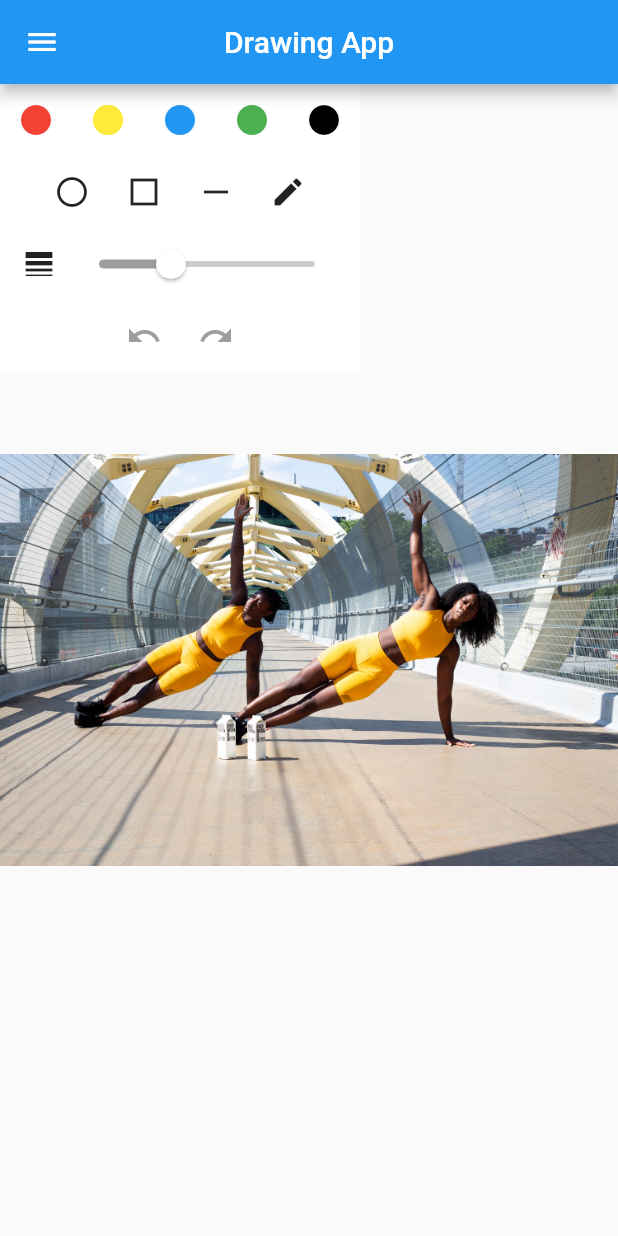
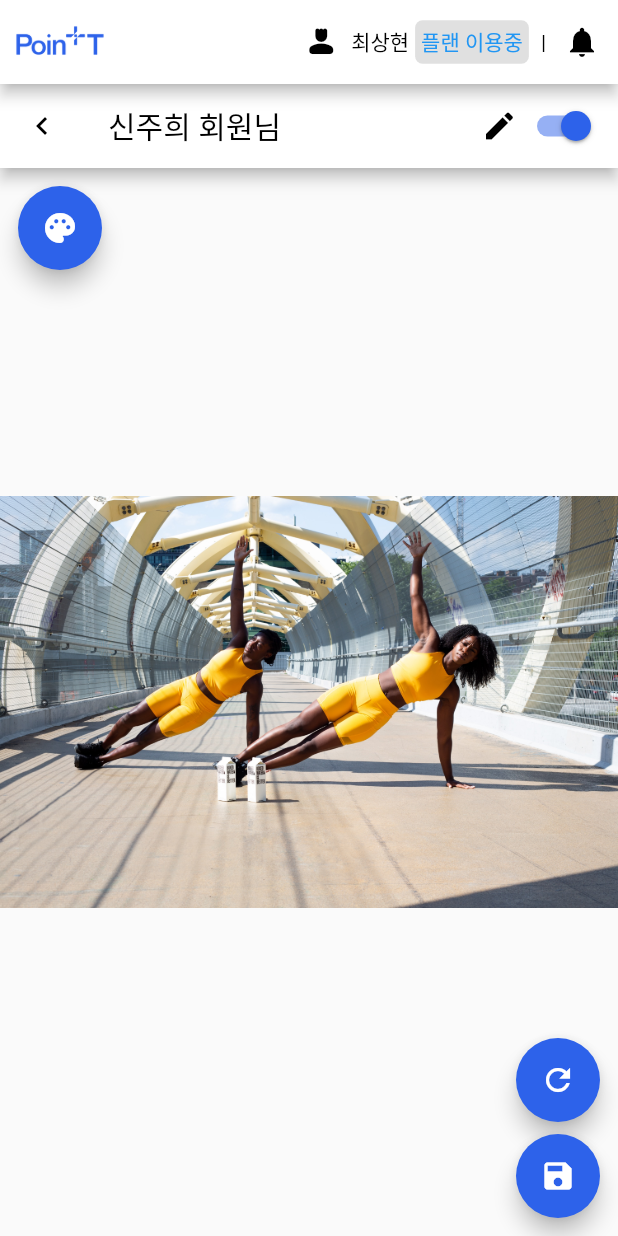
Before and after one commit to pie-sfac/2Team-Pain-Catchers, a Flutter app: the DrawingPage screen opened directly, on a phone screen of 412 x 824 dp. Run offline on Flutter 3.47's test engine with Material 2 defaults, Android fonts, the phone set to English and light mode, and no system bars; our stand-ins replace camera, dio, flutter_riverpod, freezed_annotation, go_router, hive_flutter and 5 more; missing offline and left inert: flutter_ffmpeg, google_ml_kit, google_mlkit_commons, google_mlkit_pose_detection; accounts and stored records are empty; generated files the repository leaves out were written again.

Commit message:
refactoring drawing page

```diff
--- a/catchmypain/lib/main.dart
+++ b/catchmypain/lib/main.dart
@@ -1,4 +1,5 @@
 import 'package:catchmypain/view/camera_view/pose_detector_view.dart';
+import 'package:catchmypain/view/page/drawing_page.dart';
 import 'package:catchmypain/view/page/login_page.dart';
 import 'package:catchmypain/view/page/main_page.dart';
 import 'package:flutter/material.dart';
@@ -33,6 +34,10 @@ final GoRouter _router = GoRouter(initialLocation: '/', routes: [
       return PoseDetectorView(exercise: exercise ?? '');
     },
   ),
+  GoRoute(
+    path: '/drawing',
+    builder: (context, state) => DrawingPage(),
+  ),
 ]);
 
 class CatchMyPain extends StatelessWidget {
--- a/catchmypain/lib/provider/drawing_provider.dart
+++ b/catchmypain/lib/provider/drawing_provider.dart
@@ -18,3 +18,7 @@ final drawingModeProvider = StateProvider<DrawingMode>((ref) => DrawingMode.penc
 final stackProvider = StateProvider<List<Sketch>>((ref) => []);
 
 final saveProvider = StateProvider<List<Sketch>>((ref) => []);
+
+final paletteProvider = StateProvider<bool>((ref) => false);
+
+final showProvider = StateProvider<bool>((ref) => true);
--- a/catchmypain/lib/view/page/drawing_page.dart
+++ b/catchmypain/lib/view/page/drawing_page.dart
@@ -2,71 +2,109 @@
 
 import 'package:catchmypain/provider/drawing_provider.dart';
 import 'package:catchmypain/view/widgets/drawing_canvas.dart';
+import 'package:catchmypain/view/widgets/drawing_menu.dart';
 import 'package:flutter/material.dart';
 import 'package:flutter_riverpod/flutter_riverpod.dart';
-import 'package:catchmypain/model/sketch.dart';
+import 'package:go_router/go_router.dart';
 
 class DrawingPage extends ConsumerWidget {
   const DrawingPage({super.key});
   @override
   Widget build(BuildContext context, WidgetRef ref) {
-    // colorProvider를 감시하여 현재 Color 상태를 가져옵니다.
-    final selectedColor = ref.watch(colorProvider);
-    final strokeSize = ref.watch(sizeProvider);
-    // final allSketches = ref.watch(sketchesProvider);
-    // final currentSketch = ref.watch(sketchProvider);
-    // final sketchStack = ref.watch(stackProvider);
-
-    bool isMenuOpen = true;
-
-    void undo() {
-      if (ref.read(sketchesProvider.notifier).state.isEmpty)
-        return;
-      else {
-        Sketch tmp = ref.read(sketchesProvider.notifier).state.removeLast();
-        ref.read(stackProvider.notifier).state.add(tmp);
-        ref.read(sketchProvider.notifier).state = Sketch(
-            points: [],
-            color: selectedColor,
-            size: strokeSize,
-            mode: DrawingMode.pencil);
-        // Trigger a rebuild after state change
-        ref.refresh(sketchProvider);
-
-      }
-    }
-
-    void redo() {
-      if (ref.read(stackProvider.notifier).state.isEmpty) {
-        return;
-      } else {
-        Sketch tmp = ref.read(stackProvider.notifier).state.removeLast();
-        ref.read(sketchesProvider.notifier).state.add(tmp);
-        ref.read(sketchProvider.notifier).state = tmp;
-        ref.refresh(sketchProvider);
-      }
-    }
+    final bool isPaletteOpen = ref.watch(paletteProvider);
+    final bool isSketchOn = ref.watch(showProvider);
 
     return Scaffold(
       appBar: AppBar(
-        leading: IconButton(
-          icon: Icon(Icons.menu),
-          onPressed: () => isMenuOpen,
+        backgroundColor: Colors.white,
+        title: Text('Drawing'),
+        actions: [
+          Padding(
+            padding: const EdgeInsets.all(8.0),
+            child: Row(children: [
+              const Padding(
+                padding: EdgeInsets.all(4.0),
+                child: Icon(
+                  Icons.person_4_rounded,
+                  color: Colors.black,
                 ),
-        title: Text('Drawing App'),
-        centerTitle: true,
               ),
-      body: PageView(
+              const Padding(
+                padding: EdgeInsets.all(4.0),
+                child: Text(
+                  '최상현',
+                  style: TextStyle(color: Colors.black),
+                ),
+              ),
+              Container(
+                decoration: BoxDecoration(
+                    color: Colors.grey.shade300,
+                    borderRadius: BorderRadius.circular(5)),
+                child: const Padding(
+                  padding: EdgeInsets.all(4.0),
+                  child: Text(
+                    '플랜 이용중',
+                    style: TextStyle(color: Colors.blue),
+                    textAlign: TextAlign.center,
+                  ),
+                ),
+              ),
+            ]),
+          ),
+          const Center(
+            child: Text(
+              '|',
+              style: TextStyle(color: Colors.black),
+              textAlign: TextAlign.center,
+            ),
+          ),
+          IconButton(
+              onPressed: () => {},
+              icon: const Icon(
+                Icons.notifications,
+                color: Colors.black,
+              )),
+        ],
+        leading: Image.asset('asset/images/wix_logo.png'),
+        leadingWidth: 80,
+      ),
+      body: Column(
         children: [
-          Stack(
+          AppBar(
+              foregroundColor: Colors.black,
+              backgroundColor: Colors.white,
+              leading: InkWell(
+                  child: Icon(Icons.navigate_before),
+                  onTap: () {
+                    context.pop();
+                  }),
+              title: Text("신주희 회원님"),
+              actions: [
+                isSketchOn ? Icon(Icons.edit) : Icon(Icons.edit_off),
+                Switch(
+                  activeColor: Color.fromRGBO(45, 98, 234, 1),
+                  inactiveTrackColor: Color.fromRGBO(191, 209, 255, 1),
+                  value: isSketchOn,
+                  onChanged: (value) {
+                    ref.read(showProvider.notifier).state = value;
+                  },
+                ),
+                SizedBox(
+                  width: 8,
+                )
+              ]),
+          Expanded(
+            child: Stack(
               children: [
                 Container(
                   decoration: BoxDecoration(
                       image: DecorationImage(
                           image: AssetImage('asset/images/sidePlank.jpg'))),
                 ),
-              SizedBox(
-                //color: kCanvasColor,
+                Visibility(
+                  maintainState: true,
+                  visible: isSketchOn,
+                  child: SizedBox(
                     width: double.maxFinite,
                     height: double.maxFinite,
                     child: DrawingCanvas(
@@ -74,169 +112,76 @@ class DrawingPage extends ConsumerWidget {
                       height: MediaQuery.of(context).size.height,
                     ),
                   ),
+                ),
+                Positioned(
+                  top: 12,
+                  left: 12,
+                  child: Column(
+                    children: [
                       Visibility(
-                visible: isMenuOpen,
-                child: Positioned(
-                  child: Container(
-                    color: Colors.white,
-                    child: Column(
-                      mainAxisSize: MainAxisSize.min,
-                      children: [
-                        Row(
-                          mainAxisSize: MainAxisSize.min,
-                          children: [
-                            IconButton(
-                              icon: Icon(Icons.circle),
-                              onPressed: () {
-                                ref.read(colorProvider.notifier).state =
-                                    Colors.red;
-                              },
-                              color: Colors.red,
+                        visible: !isPaletteOpen,
+                        child: FloatingActionButton(
+                            child: Icon(Icons.palette),
+                            backgroundColor: Color.fromRGBO(45, 98, 234, 1),
+                            onPressed: () => ref
+                                .read(paletteProvider.notifier)
+                                .state = true),
                       ),
-                            IconButton(
-                              icon: Icon(Icons.circle),
-                              onPressed: () {
-                                ref.read(colorProvider.notifier).state =
-                                    Colors.yellow;
-                              },
-                              color: Colors.yellow,
-                            ),
-                            IconButton(
-                              icon: Icon(Icons.circle),
-                              onPressed: () {
-                                ref.read(colorProvider.notifier).state =
-                                    Colors.blue;
-                              },
-                              color: Colors.blue,
-                            ),
-                            IconButton(
-                              icon: Icon(Icons.circle),
-                              onPressed: () {
-                                ref.read(colorProvider.notifier).state =
-                                    Colors.green;
-                              },
-                              color: Colors.green,
-                            ),
-                            IconButton(
-                              icon: Icon(Icons.circle),
-                              onPressed: () {
-                                ref.read(colorProvider.notifier).state =
-                                    Colors.black;
-                              },
-                              color: Colors.black,
+                      Visibility(
+                        visible: isPaletteOpen,
+                        child: GestureDetector(
+                            onHorizontalDragEnd: (_) => ref
+                                .read(paletteProvider.notifier)
+                                .state = false,
+                            child: DrawingMenu()),
                       ),
                     ],
                   ),
-                        Row(
-                          mainAxisSize: MainAxisSize.min,
+                ),
+                Positioned(
+                  right: 12,
+                  bottom: 12,
+                  child: Column(
+                    mainAxisAlignment: MainAxisAlignment.end,
                     children: [
-                            IconButton(
-                              icon: Icon(Icons.circle_outlined),
+                      FloatingActionButton(
+                          child: Icon(Icons.refresh),
+                          backgroundColor: Color.fromRGBO(45, 98, 234, 1),
                           onPressed: () {
-                                ref.read(drawingModeProvider.notifier).state =
-                                    DrawingMode.circle;
-                              },
+                            if (ref.read(sketchesProvider).isNotEmpty) {
+                              ref.read(sketchesProvider.notifier).state = [];
+                              ref.read(stackProvider.notifier).state = [];
+                            }
+                          }),
+                      SizedBox(
+                        height: 8,
                       ),
-                            IconButton(
-                              icon: Icon(Icons.square_outlined),
+                      FloatingActionButton(
+                          backgroundColor: Color.fromRGBO(45, 98, 234, 1),
+                          child: Icon(Icons.save),
                           onPressed: () {
-                                ref.read(drawingModeProvider.notifier).state =
-                                    DrawingMode.rect;
-                              },
-                            ),
-                            IconButton(
-                              icon: Icon(Icons.horizontal_rule),
-                              onPressed: () {
-                                ref.read(drawingModeProvider.notifier).state =
-                                    DrawingMode.line;
-                              },
-                            ),
-                            IconButton(
-                              icon: Icon(Icons.edit),
-                              onPressed: () {
-                                ref.read(drawingModeProvider.notifier).state =
-                                    DrawingMode.pencil;
-                              },
-                            ),
+                            ref.read(saveProvider.notifier).state =
+                                ref.read(sketchesProvider.notifier).state;
+
+                            ScaffoldMessenger.of(context).showSnackBar(
+                              SnackBar(
+                                  behavior: SnackBarBehavior.floating,
+                                  margin: EdgeInsets.only(bottom: 12),
+                                  shape: RoundedRectangleBorder(
+                                      borderRadius: BorderRadius.circular(4)),
+                                  content: Text('수정한 내용을 저장했습니다.')),
+                              // Adjust the border radius here
+                            );
+                            context.pop();
+                          }),
                     ],
-                        ),
-                        Row(
-                          mainAxisSize: MainAxisSize.min,
-                          children: [
-                            SizedBox(
-                              width: 8,
-                            ),
-                            Icon(Icons.line_weight),
-                            SizedBox(
-                              width: 4,
-                            ),
-                            Slider(
-                              thumbColor: Colors.white,
-                              activeColor: Colors.grey,
-                              inactiveColor: Colors.grey.withOpacity(0.5),
-                              value: strokeSize,
-                              min: 0,
-                              max: 30,
-                              onChanged: (val) {
-                                ref.read(sizeProvider.notifier).state = val;
-                              },
-                            ),
-                          ],
-                        ),
-                        Row(
-                          mainAxisSize: MainAxisSize.min,
-                          children: [
-                            IconButton(
-                                onPressed: () => undo(),
-                                icon: (ref.watch(sketchesProvider).isNotEmpty)
-                                    ? Icon(Icons.undo)
-                                    : Icon(
-                                        Icons.undo,
-                                        color: Colors.grey,
-                                      )),
-                            IconButton(
-                                onPressed: () => redo(),
-                                icon: (ref.watch(stackProvider).isNotEmpty)
-                                    ? Icon(Icons.redo)
-                                    : Icon(
-                                        Icons.redo,
-                                        color: Colors.grey,
-                                      ))
-                          ],
-                        )
-                      ],
-                    ),
-                  ),
                   ),
                 ),
               ],
             ),
-          Column(
-            mainAxisSize: MainAxisSize.min,
-            // crossAxisAlignment: CrossAxisAlignment.baseline,
-            children: [
-              Stack(
-                children: [],
-              )
-            ],
           ),
         ],
       ),
-      // floatingActionButton: Column(
-      //   mainAxisAlignment: MainAxisAlignment.end,
-      //   children: [
-      //     FloatingActionButton(
-      //       child: Icon(Icons.refresh),
-      //       onPressed: allSketches.value.isNotEmpty
-      //           ? () => undoRedoStack.value.clear()
-      //           : null,
-      //     ),
-      //     FloatingActionButton(
-      //       child: Icon(Icons.save),
-      //       onPressed: () => savedSketches.value = allSketches.value,
-      //     ),
-      //   ],
-      // ),
     );
   }
 }
--- a/catchmypain/lib/view/page/main_page.dart
+++ b/catchmypain/lib/view/page/main_page.dart
@@ -1,5 +1,6 @@
 import 'package:catchmypain/provider/page_provider.dart';
 import 'package:catchmypain/view/page/chart_page.dart';
+import 'package:catchmypain/view/page/drawing_main_page.dart';
 import 'package:catchmypain/view/page/drawing_page.dart';
 import 'package:catchmypain/view/page/exercise_camera_page.dart';
 import 'package:catchmypain/view/page/report_page.dart';
@@ -143,7 +144,7 @@ class MainPage extends ConsumerWidget {
           onPageChanged: (i) => ref.read(indexProvider.notifier).value = i,
           children: const [
             ChartPage(),
-            DrawingPage(),
+            DrawingMainPage(),
             ReportPage(),
             ExerciseCameraPage(),
           ]),
--- a/catchmypain/lib/view/widgets/drawing_canvas.dart
+++ b/catchmypain/lib/view/widgets/drawing_canvas.dart
@@ -31,7 +31,7 @@ class DrawingCanvas extends ConsumerWidget {
         width: width,
         child: CustomPaint(
           painter: SketchPainter(
-            sketches: allSketches, //안되면 .state
+            sketches: allSketches,
           ),
         ),
       ),
@@ -56,7 +56,7 @@ class DrawingCanvas extends ConsumerWidget {
             size: strokeSize,
             mode: drawingMode);
 
-        if (ref.read(stackProvider).isNotEmpty) {       //모르겠당...
+        if (ref.read(stackProvider).isNotEmpty) {
           ref.read(stackProvider.notifier).state = List<Sketch>.from([]);
         }
       },
@@ -73,18 +73,17 @@ class DrawingCanvas extends ConsumerWidget {
             mode: drawingMode);
       },
       onPointerUp: (details) {
-               // 이거 맞나
-
         if (currentSketch != null) {
           ref.read(sketchesProvider.notifier).state =
               List<Sketch>.from(allSketches)..add(currentSketch!);
+
+          ref.read(sketchProvider.notifier).state = Sketch(
+              // 현재 스케치를 초기화합니다.
+              points: [],
+              color: selectedColor,
+              size: strokeSize,
+              mode: drawingMode);
         }
-        // 현재 스케치를 초기화합니다.
-        ref.read(sketchProvider.notifier).state = Sketch(
-            points: [],
-            color: selectedColor,
-            size: strokeSize,
-            mode: drawingMode);
       },
       child: RepaintBoundary(
         child: SizedBox(
@@ -109,6 +108,7 @@ class SketchPainter extends CustomPainter {
   @override
   void paint(Canvas canvas, Size size) {
     // TODO: implement paint
+
     for (Sketch sketch in sketches) {
       final points = sketch.points;
 
```
Also changed, not shown: catchmypain/lib/view/page/drawing_main_page.dart (added, +79 -0 lines), catchmypain/lib/view/widgets/drawing_menu.dart (added, +178 -0 lines), catchmypain/lib/view/widgets/show_drawing_widget.dart (added, +28 -0 lines). Lines whose indentation alone changed are shown as unchanged.
